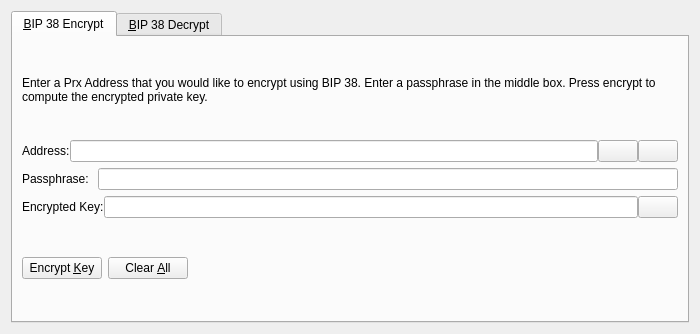
ProxyNode/proxynode, file src/qt/forms/bip38tooldialog.ui: the form before one commit.
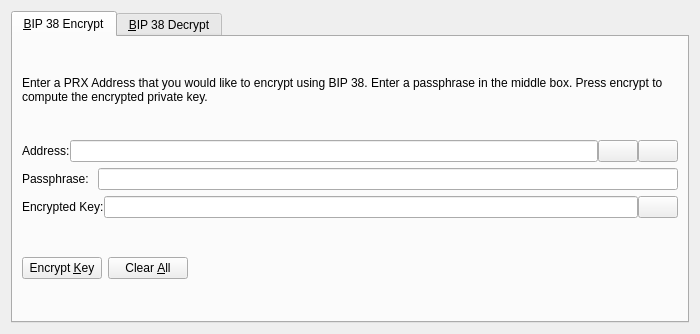
The form after the commit. The open tabs and pages were chosen to show the change. Icons and pictures are not drawn. Custom widgets are drawn as their Qt base class.

Patch:
```diff
--- a/src/qt/forms/bip38tooldialog.ui
+++ b/src/qt/forms/bip38tooldialog.ui
@@ -30,7 +30,7 @@
        <item>
         <widget class="QLabel" name="infoLabel_ENC">
          <property name="text">
-          <string>Enter a Prx Address that you would like to encrypt using BIP 38. Enter a passphrase in the middle box. Press encrypt to compute the encrypted private key.</string>
+          <string>Enter a PRX Address that you would like to encrypt using BIP 38. Enter a passphrase in the middle box. Press encrypt to compute the encrypted private key.</string>
          </property>
          <property name="textFormat">
           <enum>Qt::PlainText</enum>
```
Left out of the diff: 24 changed lines with no effect on the pictures.
